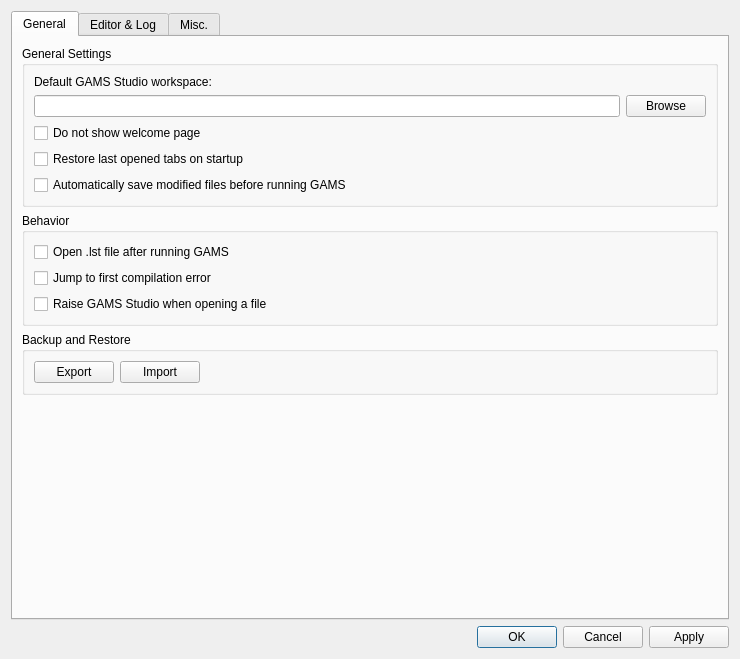
Old version of the form src/settingsdialog.ui in the repository GAMS-dev/studio.
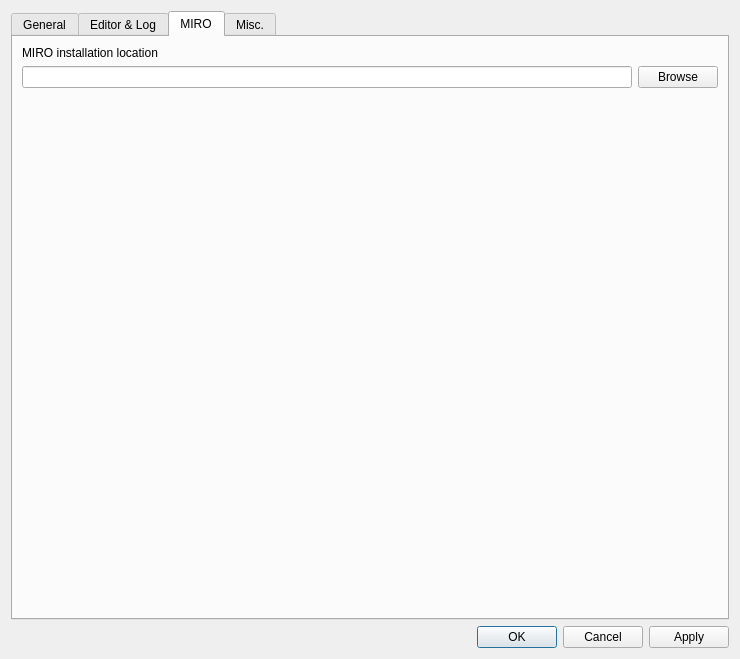
New version of the form. The open tabs and pages were chosen to show the change.

Commit message: GAMS MIRO integration

What changed in the file:
```diff
--- a/src/settingsdialog.ui
+++ b/src/settingsdialog.ui
@@ -493,6 +493,47 @@
        </item>
       </layout>
      </widget>
+     <widget class="QWidget" name="tab">
+      <attribute name="title">
+       <string>MIRO</string>
+      </attribute>
+      <layout class="QVBoxLayout" name="verticalLayout_3">
+       <item>
+        <widget class="QLabel" name="label_4">
+         <property name="text">
+          <string>MIRO installation location</string>
+         </property>
+        </widget>
+       </item>
+       <item>
+        <layout class="QHBoxLayout" name="horizontalLayout">
+         <item>
+          <widget class="QLineEdit" name="miroEdit"/>
+         </item>
+         <item>
+          <widget class="QPushButton" name="miroBrowseButton">
+           <property name="text">
+            <string>Browse</string>
+           </property>
+          </widget>
+         </item>
+        </layout>
+       </item>
+       <item>
+        <spacer name="verticalSpacer_4">
+         <property name="orientation">
+          <enum>Qt::Vertical</enum>
+         </property>
+         <property name="sizeHint" stdset="0">
+          <size>
+           <width>20</width>
+           <height>506</height>
+          </size>
+         </property>
+        </spacer>
+       </item>
+      </layout>
+     </widget>
      <widget class="QWidget" name="tabMisc">
       <attribute name="title">
        <string>Misc.</string>
```
The commit also changes 38 other files.
